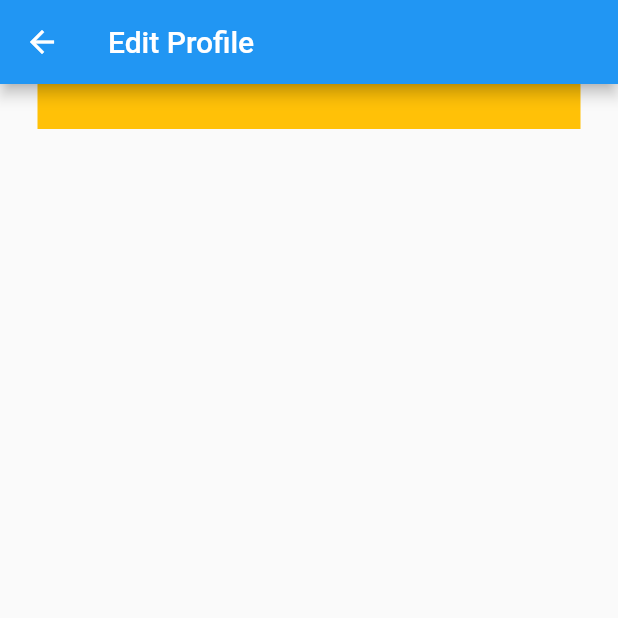
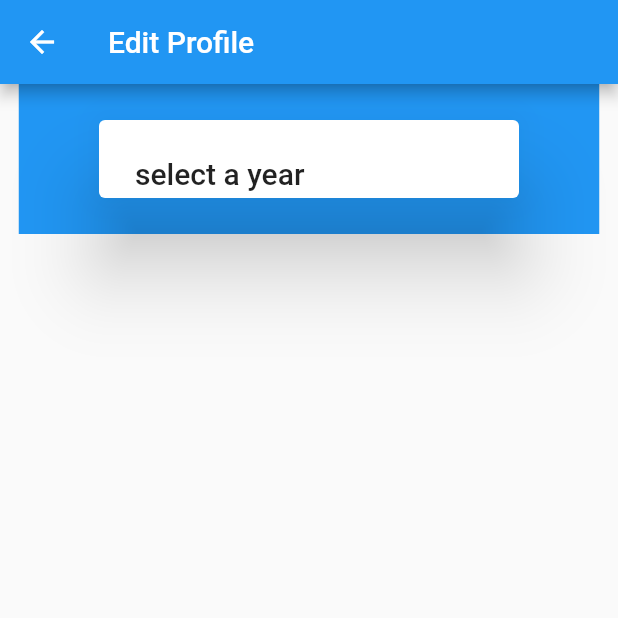
Before and after one commit to seanjmcdonald/flutter_app, a Flutter app: the EditProfile screen opened by its route, on a phone screen of 412 x 824 dp, the top half of it. Run offline on Flutter 3.47's test engine with Material 2 defaults, Android fonts, the phone set to English and light mode, and no system bars; our stand-ins replace cloud_firestore, firebase_auth, firebase_storage, image_picker; accounts and stored records are empty.

Commit message:
create done

```diff
--- a/lib/camera.dart
+++ b/lib/camera.dart
@@ -31,7 +31,6 @@ class _CameraApp extends State<CameraApp> {
 
   changeProfilePicture() {
       //check logged in
-
     Firestore.instance.collection('user').document(user.uid).updateData({"imgurl":location});
     //  Firestore.instance.collection('user').document(userData.uid).setData(userData.toJson()).catchError((e) {
       //print(e);
--- a/lib/profilepage.dart
+++ b/lib/profilepage.dart
@@ -40,6 +40,8 @@ class _Profile extends State<Profile> {
         setState(() {
           ss = postSnapshot;
         });
+      } else {
+        changeData();
       }
     });
   }
@@ -68,7 +70,7 @@ class _Profile extends State<Profile> {
   @override
   Widget build(BuildContext context) {
     //fix??
-    setLocal();
+    //setLocal();
     return new Scaffold(
       backgroundColor: Colors.black,
       appBar: AppBar(
@@ -147,16 +149,18 @@ class _EditProfile extends State<EditProfile> {
       body: Column(
         children: <Widget>[
           Center(
-            child:
-          SizedBox(
-            width: MediaQuery.of(context).size.width-50,
-            height: 30.0,
-            child: DecoratedBox(
-                decoration: BoxDecoration(
-                  color: Colors.amber,
-                ),
+            child: Container(
+              width: MediaQuery.of(context).size.width-25,
+              height: 100.0,
+              color: Colors.blue,
+              child: SimpleDialog(
+                title: Text('select a year'),
+                children: <Widget>[
+                  Text('sdds'),
+                  Text('sddddddd'),
+                ],
+              ),
             ),
-          ),
           ),
         ],
       ),
```
Also changed, not shown: lib/createuser.dart (added, +96 -0 lines), lib/displayusers.dart (+40 -6 lines), lib/login.dart (+11 -1 lines), lib/logout.dart (added, +7 -0 lines), lib/main.dart (+6 -1 lines).
